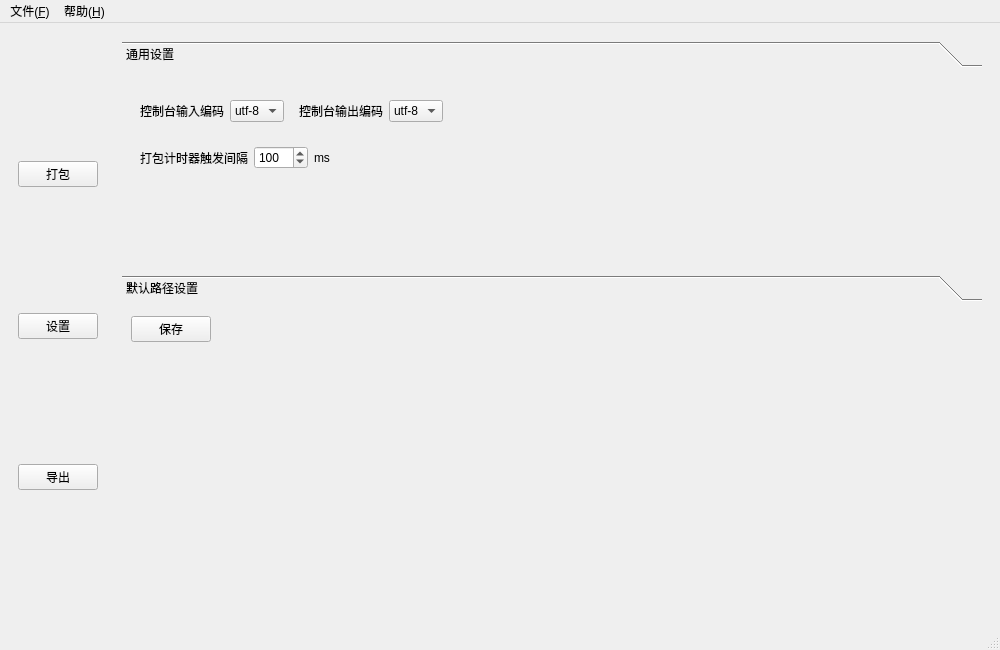
Redrch/NuitkaStudio, file forms/mainwindow.ui: the form before one commit.
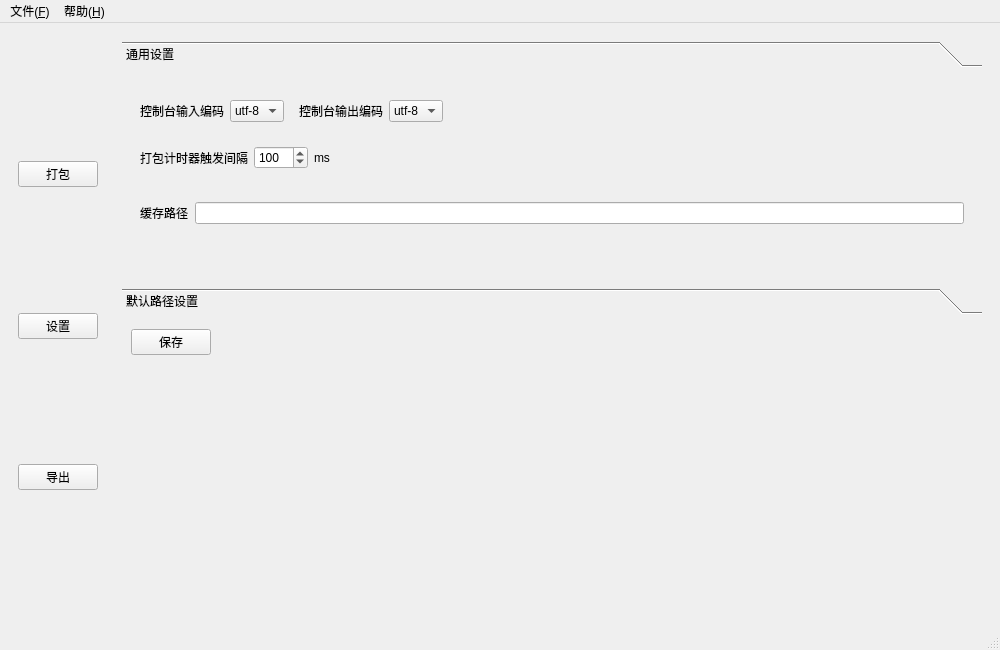
The form after the commit. The open tabs and pages were chosen to show the change. Icons and pictures are not drawn.

What changed in the file:
```diff
--- a/forms/mainwindow.ui
+++ b/forms/mainwindow.ui
@@ -780,8 +780,8 @@
             <rect>
              <x>0</x>
              <y>0</y>
-             <width>354</width>
-             <height>122</height>
+             <width>865</width>
+             <height>208</height>
             </rect>
            </property>
            <attribute name="label">
@@ -932,6 +932,22 @@
               </layout>
              </widget>
             </item>
+            <item>
+             <widget class="QWidget" name="tempPath" native="true">
+              <layout class="QHBoxLayout" name="horizontalLayout_29">
+               <item>
+                <widget class="QLabel" name="label_17">
+                 <property name="text">
+                  <string>缓存路径</string>
+                 </property>
+                </widget>
+               </item>
+               <item>
+                <widget class="QLineEdit" name="tempPathEdit"/>
+               </item>
+              </layout>
+             </widget>
+            </item>
             <item>
              <spacer name="verticalSpacer_8">
               <property name="orientation">
```
Left out of the diff: 2 changed lines with no effect on the pictures.
